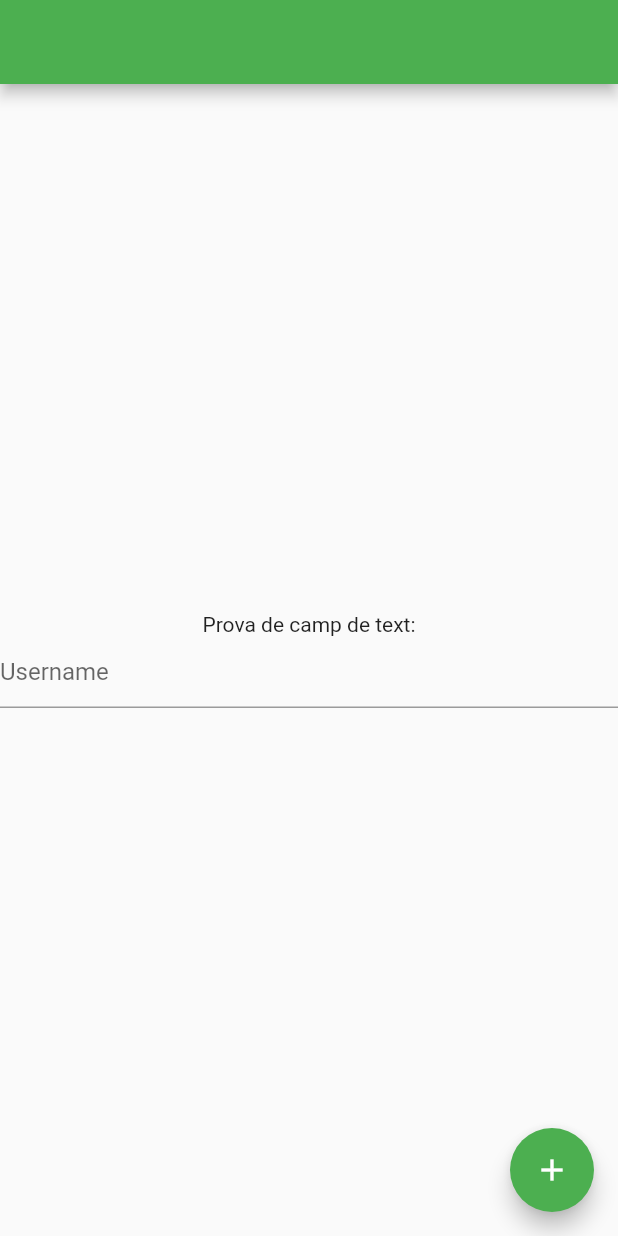
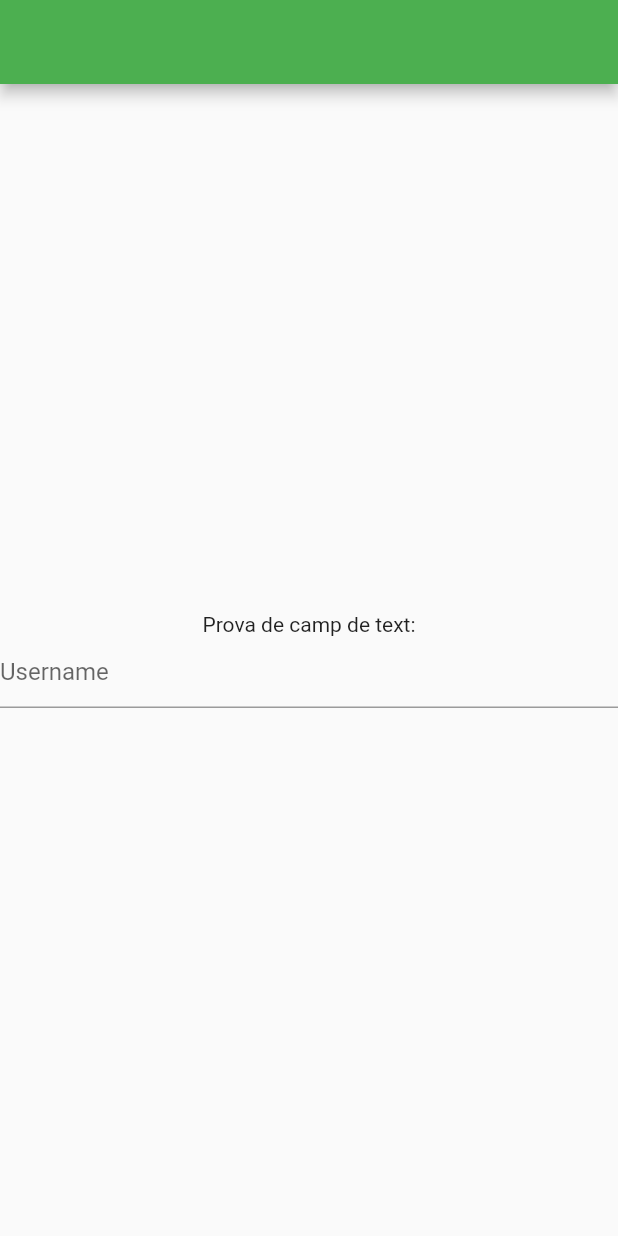
Before and after one commit to aridearriba/Pet-and-go_Front-end, a Flutter app: the MyHomePage screen opened directly with empty values, on a phone screen of 412 x 824 dp. Run offline on Flutter 3.47's test engine with Material 2 defaults, Android fonts, the phone set to English and light mode, and no system bars.

Commit message:
change resgiter page

```diff
--- a/lib/main.dart
+++ b/lib/main.dart
@@ -47,18 +47,6 @@ class MyHomePage extends StatefulWidget {
 }
 
 class _MyHomePageState extends State<MyHomePage> {
-    int _counter = 0;
-
-    void _incrementCounter() {
-        setState(() {
-            // This call to setState tells the Flutter framework that something has
-            // changed in this State, which causes it to rerun the build method below
-            // so that the display can reflect the updated values. If we changed
-            // _counter without calling setState(), then the build method would not be
-            // called again, and so nothing would appear to happen.
-            _counter++;
-        });
-    }
 
     @override
     Widget build(BuildContext context) {
@@ -108,11 +96,7 @@ class _MyHomePageState extends State<MyHomePage> {
                     ],
                 ),
             ),
-            floatingActionButton: FloatingActionButton(
-                onPressed: _incrementCounter,
-                tooltip: 'Increment',
-                child: Icon(Icons.add),
-            ), // This trailing comma makes auto-formatting nicer for build methods.
+         // This trailing comma makes auto-formatting nicer for build methods.
         );
     }
 }
```
